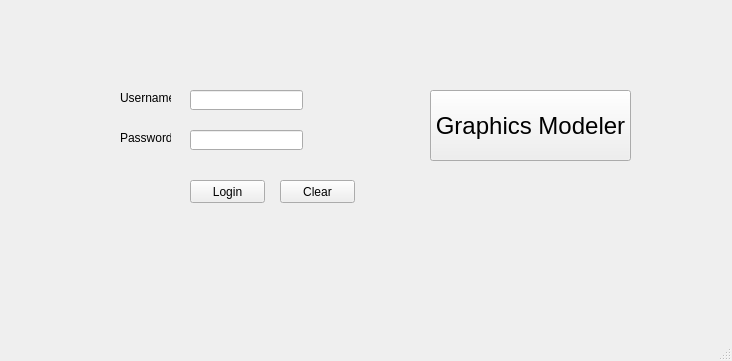
This is mainwindow.ui in rizzi-trevor/CS1C-2DGraphicsModeler as Qt 5 draws it before an edit. The edited form follows.
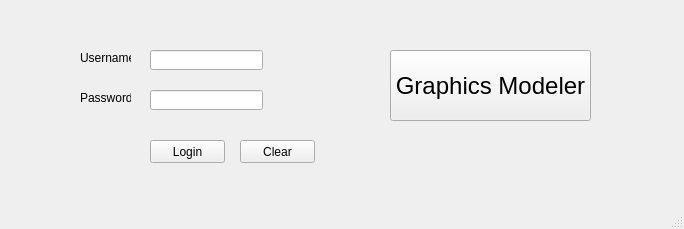
This is the edited form.

Diff of the .ui file:
```diff
--- a/mainwindow.ui
+++ b/mainwindow.ui
@@ -6,8 +6,8 @@
    <rect>
     <x>0</x>
     <y>0</y>
-    <width>732</width>
-    <height>361</height>
+    <width>684</width>
+    <height>229</height>
    </rect>
   </property>
   <property name="windowTitle">
@@ -17,8 +17,8 @@
    <widget class="QPushButton" name="loginButton">
     <property name="geometry">
      <rect>
-      <x>190</x>
-      <y>180</y>
+      <x>150</x>
+      <y>140</y>
       <width>75</width>
       <height>23</height>
      </rect>
@@ -30,8 +30,8 @@
    <widget class="QPushButton" name="clearButton">
     <property name="geometry">
      <rect>
-      <x>280</x>
-      <y>180</y>
+      <x>240</x>
+      <y>140</y>
       <width>75</width>
       <height>23</height>
      </rect>
@@ -43,8 +43,8 @@
    <widget class="QLineEdit" name="usernameLine">
     <property name="geometry">
      <rect>
-      <x>190</x>
-      <y>90</y>
+      <x>150</x>
+      <y>50</y>
       <width>113</width>
       <height>20</height>
      </rect>
@@ -53,8 +53,8 @@
    <widget class="QLineEdit" name="passwordLine">
     <property name="geometry">
      <rect>
-      <x>190</x>
-      <y>130</y>
+      <x>150</x>
+      <y>90</y>
       <width>113</width>
       <height>20</height>
      </rect>
@@ -66,8 +66,8 @@
    <widget class="QPushButton" name="modelerButton">
     <property name="geometry">
      <rect>
-      <x>430</x>
-      <y>90</y>
+      <x>390</x>
+      <y>50</y>
       <width>201</width>
       <height>71</height>
      </rect>
@@ -86,8 +86,8 @@
    <widget class="QLabel" name="usernameLabel">
     <property name="geometry">
      <rect>
-      <x>120</x>
-      <y>90</y>
+      <x>80</x>
+      <y>50</y>
       <width>51</width>
       <height>16</height>
      </rect>
@@ -99,8 +99,8 @@
    <widget class="QLabel" name="passLabel">
     <property name="geometry">
      <rect>
-      <x>120</x>
-      <y>130</y>
+      <x>80</x>
+      <y>90</y>
       <width>51</width>
       <height>16</height>
      </rect>
@@ -112,8 +112,8 @@
    <widget class="QLabel" name="warningLabel">
     <property name="geometry">
      <rect>
-      <x>190</x>
-      <y>220</y>
+      <x>150</x>
+      <y>180</y>
       <width>181</width>
       <height>21</height>
      </rect>
```
Left out of the diff: 2 changed lines with no effect on the pictures.
